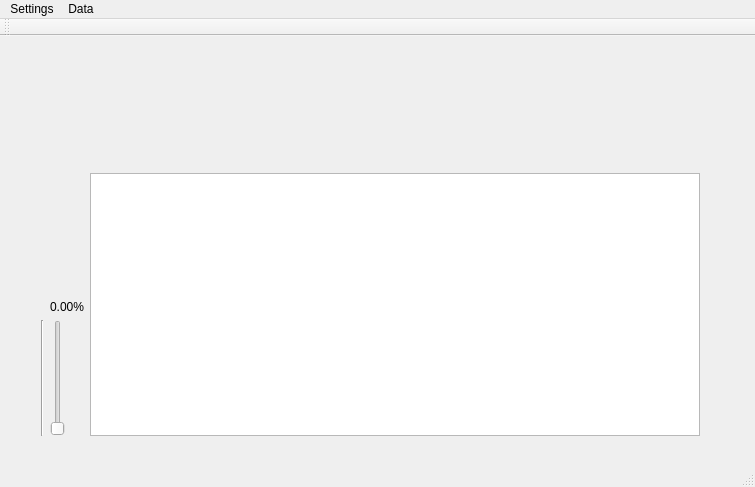
Old version of the form UnderWaterRobot/mainwindow.ui in the repository Yepach/UnderWaterRobot.
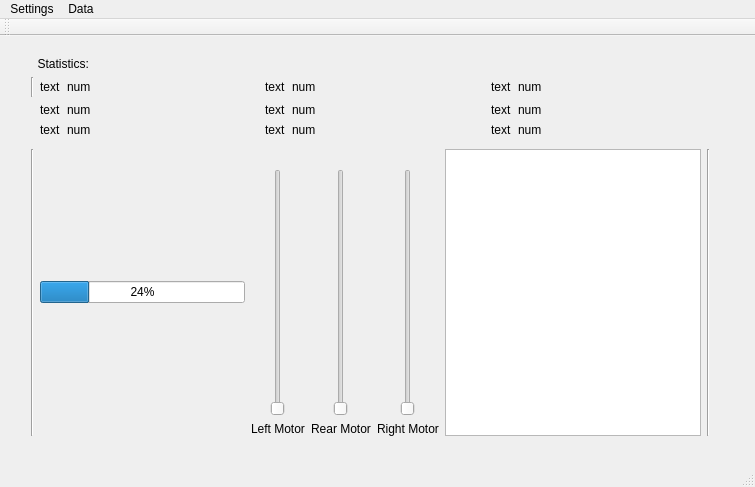
New version of the form.

Patch:
```diff
--- a/UnderWaterRobot/mainwindow.ui
+++ b/UnderWaterRobot/mainwindow.ui
@@ -17,62 +17,312 @@
    <widget class="QWidget" name="gridLayoutWidget">
     <property name="geometry">
      <rect>
-      <x>30</x>
+      <x>20</x>
       <y>10</y>
-      <width>681</width>
+      <width>701</width>
       <height>401</height>
      </rect>
     </property>
-    <layout class="QGridLayout" name="gridLayout">
-     <item row="3" column="1">
-      <spacer name="verticalSpacer">
-       <property name="orientation">
-        <enum>Qt::Vertical</enum>
-       </property>
-       <property name="sizeHint" stdset="0">
-        <size>
-         <width>20</width>
-         <height>40</height>
-        </size>
-       </property>
-      </spacer>
-     </item>
-     <item row="2" column="2" rowspan="4">
-      <widget class="QGraphicsView" name="graphicsView"/>
-     </item>
-     <item row="5" column="0">
-      <widget class="Line" name="line">
-       <property name="orientation">
-        <enum>Qt::Vertical</enum>
-       </property>
-      </widget>
-     </item>
-     <item row="5" column="1">
-      <widget class="QSlider" name="verticalSlider">
-       <property name="orientation">
-        <enum>Qt::Vertical</enum>
-       </property>
-      </widget>
-     </item>
-     <item row="4" column="1">
-      <widget class="QLabel" name="speedLabel">
+    <layout class="QVBoxLayout" name="verticalLayout">
+     <item>
+      <widget class="QLabel" name="labelStatistics">
        <property name="text">
-        <string>0.00%</string>
+        <string>  Statistics:</string>
        </property>
       </widget>
      </item>
-     <item row="1" column="2">
-      <spacer name="verticalSpacer_3">
+     <item>
+      <layout class="QGridLayout" name="gridLayout">
+       <item row="1" column="9">
+        <spacer name="horizontalSpacer_4">
+         <property name="orientation">
+          <enum>Qt::Horizontal</enum>
+         </property>
+         <property name="sizeHint" stdset="0">
+          <size>
+           <width>40</width>
+           <height>20</height>
+          </size>
+         </property>
+        </spacer>
+       </item>
+       <item row="3" column="5">
+        <widget class="QLabel" name="labelStatsValue8">
+         <property name="text">
+          <string>num</string>
+         </property>
+        </widget>
+       </item>
+       <item row="3" column="2">
+        <widget class="QLabel" name="labelStatsValue7">
+         <property name="text">
+          <string>num</string>
+         </property>
+        </widget>
+       </item>
+       <item row="1" column="6">
+        <spacer name="horizontalSpacer_3">
+         <property name="orientation">
+          <enum>Qt::Horizontal</enum>
+         </property>
+         <property name="sizeHint" stdset="0">
+          <size>
+           <width>40</width>
+           <height>20</height>
+          </size>
+         </property>
+        </spacer>
+       </item>
+       <item row="1" column="5">
+        <widget class="QLabel" name="labelStatsValue2">
+         <property name="text">
+          <string>num</string>
+         </property>
+        </widget>
+       </item>
+       <item row="1" column="8">
+        <widget class="QLabel" name="labelStatsValue3">
+         <property name="text">
+          <string>num</string>
+         </property>
+        </widget>
+       </item>
+       <item row="3" column="4">
+        <widget class="QLabel" name="labelStats8">
+         <property name="text">
+          <string>text</string>
+         </property>
+        </widget>
+       </item>
+       <item row="2" column="1">
+        <widget class="QLabel" name="labelStats4">
+         <property name="text">
+          <string>text</string>
+         </property>
+        </widget>
+       </item>
+       <item row="1" column="7">
+        <widget class="QLabel" name="labelStats3">
+         <property name="text">
+          <string>text</string>
+         </property>
+        </widget>
+       </item>
+       <item row="2" column="7">
+        <widget class="QLabel" name="labelStats6">
+         <property name="text">
+          <string>text</string>
+         </property>
+        </widget>
+       </item>
+       <item row="3" column="1">
+        <widget class="QLabel" name="labelStats7">
+         <property name="text">
+          <string>text</string>
+         </property>
+        </widget>
+       </item>
+       <item row="3" column="8">
+        <widget class="QLabel" name="labelStatsValue9">
+         <property name="text">
+          <string>num</string>
+         </property>
+        </widget>
+       </item>
+       <item row="2" column="8">
+        <widget class="QLabel" name="labelStatsValue6">
+         <property name="text">
+          <string>num</string>
+         </property>
+        </widget>
+       </item>
+       <item row="1" column="3">
+        <spacer name="horizontalSpacer">
+         <property name="orientation">
+          <enum>Qt::Horizontal</enum>
+         </property>
+         <property name="sizeHint" stdset="0">
+          <size>
+           <width>40</width>
+           <height>20</height>
+          </size>
+         </property>
+        </spacer>
+       </item>
+       <item row="2" column="5">
+        <widget class="QLabel" name="labelStatsValue5">
+         <property name="text">
+          <string>num</string>
+         </property>
+        </widget>
+       </item>
+       <item row="3" column="7">
+        <widget class="QLabel" name="labelStats9">
+         <property name="text">
+          <string>text</string>
+         </property>
+        </widget>
+       </item>
+       <item row="2" column="4">
+        <widget class="QLabel" name="labelStats5">
+         <property name="text">
+          <string>text</string>
+         </property>
+        </widget>
+       </item>
+       <item row="2" column="2">
+        <widget class="QLabel" name="labelStatsValue4">
+         <property name="text">
+          <string>num</string>
+         </property>
+        </widget>
+       </item>
+       <item row="1" column="1">
+        <widget class="QLabel" name="labelStats1">
+         <property name="text">
+          <string>text</string>
+         </property>
+        </widget>
+       </item>
+       <item row="1" column="4">
+        <widget class="QLabel" name="labelStats2">
+         <property name="text">
+          <string>text</string>
+         </property>
+        </widget>
+       </item>
+       <item row="1" column="2">
+        <widget class="QLabel" name="labelStatsValue1">
+         <property name="text">
+          <string>num</string>
+         </property>
+        </widget>
+       </item>
+       <item row="1" column="0">
+        <widget class="Line" name="line_3">
+         <property name="orientation">
+          <enum>Qt::Vertical</enum>
+         </property>
+        </widget>
+       </item>
+      </layout>
+     </item>
+     <item>
+      <widget class="Line" name="line">
        <property name="orientation">
         <enum>Qt::Vertical</enum>
        </property>
-       <property name="sizeHint" stdset="0">
-        <size>
-         <width>20</width>
-         <height>40</height>
-        </size>
-       </property>
-      </spacer>
+      </widget>
+     </item>
+     <item>
+      <layout class="QHBoxLayout" name="horizontalLayout_other">
+       <item>
+        <widget class="Line" name="line_2">
+         <property name="orientation">
+          <enum>Qt::Vertical</enum>
+         </property>
+        </widget>
+       </item>
+       <item>
+        <widget class="QProgressBar" name="progressBar">
+         <property name="value">
+          <number>24</number>
+         </property>
+        </widget>
+       </item>
+       <item>
+        <layout class="QVBoxLayout" name="verticalLayout_2">
+         <item alignment="Qt::AlignHCenter">
+          <widget class="QLabel" name="labelLeftMotorValue">
+           <property name="text">
+            <string/>
+           </property>
+          </widget>
+         </item>
+         <item alignment="Qt::AlignHCenter">
+          <widget class="QSlider" name="verticalSliderLeft">
+           <property name="orientation">
+            <enum>Qt::Vertical</enum>
+           </property>
+          </widget>
+         </item>
+         <item alignment="Qt::AlignHCenter">
+          <widget class="QLabel" name="label_2">
+           <property name="text">
+            <string>Left Motor</string>
+           </property>
+          </widget>
+         </item>
+        </layout>
+       </item>
+       <item>
+        <layout class="QVBoxLayout" name="verticalLayout_3">
+         <item alignment="Qt::AlignHCenter">
+          <widget class="QLabel" name="labelRearMotorValue">
+           <property name="text">
+            <string/>
+           </property>
+          </widget>
+         </item>
+         <item alignment="Qt::AlignHCenter">
+          <widget class="QSlider" name="verticalSliderBack">
+           <property name="orientation">
+            <enum>Qt::Vertical</enum>
+           </property>
+          </widget>
+         </item>
+         <item alignment="Qt::AlignHCenter">
+          <widget class="QLabel" name="label_3">
+           <property name="text">
+            <string>Rear Motor</string>
+           </property>
+          </widget>
+         </item>
+        </layout>
+       </item>
+       <item>
+        <layout class="QVBoxLayout" name="verticalLayout_4">
+         <item alignment="Qt::AlignHCenter">
+          <widget class="QLabel" name="labelRightMotorValue">
+           <property name="text">
+            <string/>
+           </property>
+          </widget>
+         </item>
+         <item alignment="Qt::AlignHCenter">
+          <widget class="QSlider" name="verticalSliderRight">
+           <property name="orientation">
+            <enum>Qt::Vertical</enum>
+           </property>
+          </widget>
+         </item>
+         <item alignment="Qt::AlignHCenter">
+          <widget class="QLabel" name="label_4">
+           <property name="text">
+            <string>Right Motor</string>
+           </property>
+          </widget>
+         </item>
+        </layout>
+       </item>
+       <item>
+        <widget class="QGraphicsView" name="graphicsView">
+         <property name="maximumSize">
+          <size>
+           <width>16777215</width>
+           <height>399</height>
+          </size>
+         </property>
+        </widget>
+       </item>
+       <item>
+        <widget class="Line" name="line_4">
+         <property name="orientation">
+          <enum>Qt::Vertical</enum>
+         </property>
+        </widget>
+       </item>
+      </layout>
      </item>
     </layout>
    </widget>
```
Left out of the diff: 45 changed lines with no effect on the pictures.
